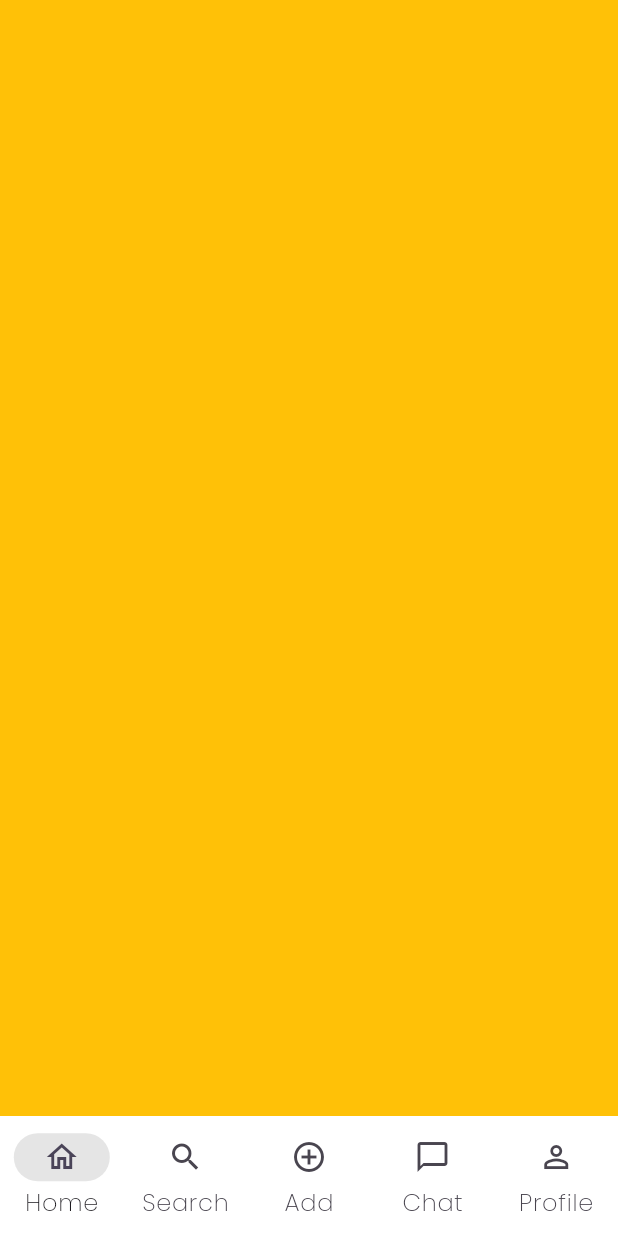
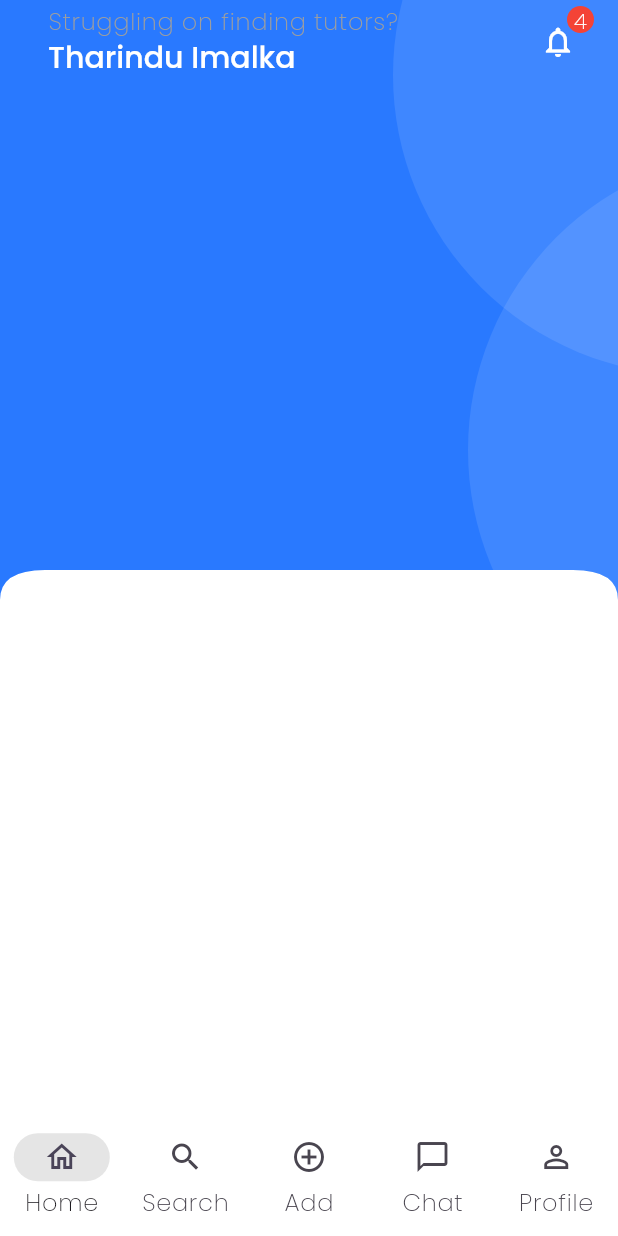
Before and after one commit to TheTharz/TutorHub, a Flutter app: the NavigationMenu screen opened directly, on a phone screen of 412 x 824 dp. Run offline on Flutter 3.47's test engine with Material 3 defaults, Android fonts, the phone set to English and light mode, and no system bars; our stand-ins replace cloud_firestore, connectivity_plus, firebase_auth, firebase_core, flutter_otp_text_field, get and 4 more; missing offline and left inert: sign_button; accounts and stored records are empty.

Commit message:
custom appbar and clip path created static

```diff
--- /dev/null
+++ b/lib/common/widgets/appbar/appbar.dart
@@ -0,0 +1,42 @@
+import 'package:flutter/material.dart';
+import 'package:get/get.dart';
+import 'package:tutorhub/utils/devices/device_utility.dart';
+
+class CustomAppBar extends StatelessWidget implements PreferredSizeWidget {
+  const CustomAppBar(
+      {super.key,
+      this.title,
+      this.showBackArrow = false,
+      this.leadingIcon,
+      this.actions,
+      this.leadingOnPressed});
+
+  final Widget? title;
+  final bool showBackArrow;
+  final IconData? leadingIcon;
+  final List<Widget>? actions;
+  final VoidCallback? leadingOnPressed;
+
+  @override
+  Widget build(BuildContext context) {
+    return Padding(
+      padding: const EdgeInsets.symmetric(horizontal: 16),
+      child: AppBar(
+        automaticallyImplyLeading: false,
+        leading: showBackArrow
+            ? IconButton(
+                onPressed: () => Get.back(), icon: const Icon(Icons.arrow_back))
+            : leadingIcon != null
+                ? IconButton(
+                    onPressed: leadingOnPressed, icon: Icon(leadingIcon))
+                : null,
+        title: title,
+        actions: actions,
+      ),
+    );
+  }
+
+  @override
+  // TODO: implement preferredSize
+  Size get preferredSize => Size.fromHeight(TDeviceUtils.getAppBarHeight());
+}
--- /dev/null
+++ b/lib/common/widgets/containers/circular_container.dart
@@ -0,0 +1,33 @@
+import 'package:flutter/material.dart';
+
+class CircularContainer extends StatelessWidget {
+  const CircularContainer({
+    super.key,
+    this.width = 400,
+    this.height = 400,
+    this.radius = 400,
+    this.padding = 0,
+    this.child,
+    this.backgroundColor = Colors.white,
+  });
+
+  final double? width;
+  final double? height;
+  final double radius;
+  final double padding;
+  final Widget? child;
+  final Color backgroundColor;
+
+  @override
+  Widget build(BuildContext context) {
+    return Container(
+        width: width,
+        height: height,
+        padding: EdgeInsets.all(padding),
+        decoration: BoxDecoration(
+          borderRadius: BorderRadius.circular(radius),
+          color: backgroundColor,
+        ),
+        child: child);
+  }
+}
--- /dev/null
+++ b/lib/common/widgets/containers/primary_header_container.dart
@@ -0,0 +1,44 @@
+import 'package:flutter/material.dart';
+import 'package:tutorhub/common/widgets/containers/circular_container.dart';
+import 'package:tutorhub/common/widgets/curved_edges/curved_edges_widget.dart';
+import 'package:tutorhub/utils/constants/colors.dart';
+
+class PrimaryHeaderContainer extends StatelessWidget {
+  const PrimaryHeaderContainer({
+    super.key,
+    required this.child,
+  });
+
+  final Widget child;
+
+  @override
+  Widget build(BuildContext context) {
+    return CurvedEdgesWidget(
+      child: Container(
+          color: TColors.primaryColor,
+          padding: const EdgeInsets.all(0),
+          child: SizedBox(
+            height: 400,
+            child: Stack(
+              children: [
+                Positioned(
+                  top: -150,
+                  right: -250,
+                  child: CircularContainer(
+                    backgroundColor: Colors.white.withOpacity(0.1),
+                  ),
+                ),
+                Positioned(
+                  top: 100,
+                  right: -300,
+                  child: CircularContainer(
+                    backgroundColor: Colors.white.withOpacity(0.1),
+                  ),
+                ),
+                child,
+              ],
+            ),
+          )),
+    );
+  }
+}
--- /dev/null
+++ b/lib/common/widgets/curved_edges/curved_edges.dart
@@ -0,0 +1,35 @@
+import 'package:flutter/material.dart';
+
+class CustomCurvedEdges extends CustomClipper<Path> {
+  @override
+  Path getClip(Size size) {
+    var path = Path();
+    path.lineTo(0, size.height);
+
+    final firstCurve = Offset(0, size.height - 20);
+    final secondCurve = Offset(30, size.height - 20);
+
+    path.quadraticBezierTo(
+        firstCurve.dx, firstCurve.dy, secondCurve.dx, secondCurve.dy);
+
+    final secondFirstCurve = Offset(0, size.height - 20);
+    final secondSecondCurve = Offset(size.width - 30, size.height - 20);
+    path.quadraticBezierTo(secondFirstCurve.dx, secondFirstCurve.dy,
+        secondSecondCurve.dx, secondSecondCurve.dy);
+
+    final thirdFirstCurve = Offset(size.width, size.height - 20);
+    final thirdSecondCurve = Offset(size.width, size.height);
+    path.quadraticBezierTo(thirdFirstCurve.dx, thirdFirstCurve.dy,
+        thirdSecondCurve.dx, thirdSecondCurve.dy);
+
+    path.lineTo(size.width, 0);
+
+    path.close();
+    return path;
+  }
+
+  @override
+  bool shouldReclip(covariant CustomClipper<Path> oldClipper) {
+    return true;
+  }
+}
--- /dev/null
+++ b/lib/common/widgets/curved_edges/curved_edges_widget.dart
@@ -0,0 +1,16 @@
+import 'package:flutter/material.dart';
+import 'package:tutorhub/common/widgets/curved_edges/curved_edges.dart';
+
+class CurvedEdgesWidget extends StatelessWidget {
+  const CurvedEdgesWidget({
+    super.key,
+    this.child,
+  });
+
+  final Widget? child;
+
+  @override
+  Widget build(BuildContext context) {
+    return ClipPath(clipper: CustomCurvedEdges(), child: child);
+  }
+}
--- /dev/null
+++ b/lib/common/widgets/notifications/notification_icon.dart
@@ -0,0 +1,40 @@
+import 'package:flutter/material.dart';
+
+class NotificationCounterIcon extends StatelessWidget {
+  const NotificationCounterIcon({
+    super.key,
+    required this.onPressed,
+    required this.iconColor,
+  });
+
+  final VoidCallback onPressed;
+  final Color iconColor;
+
+  @override
+  Widget build(BuildContext context) {
+    return Stack(
+      children: [
+        IconButton(
+            onPressed: () {},
+            icon: Icon(
+              Icons.notifications_outlined,
+              color: iconColor,
+            )),
+        Positioned(
+            right: 0,
+            child: Container(
+                width: 18,
+                height: 18,
+                decoration: BoxDecoration(
+                    color: Colors.red,
+                    borderRadius: BorderRadius.circular(100)),
+                child: Center(
+                    child: Text("4",
+                        style: Theme.of(context)
+                            .textTheme
+                            .labelLarge!
+                            .apply(color: Colors.white, fontSizeFactor: 0.8)))))
+      ],
+    );
+  }
+}
--- a/lib/features/findTutor/screens/home/home.dart
+++ b/lib/features/findTutor/screens/home/home.dart
@@ -0,0 +1,34 @@
+import 'package:flutter/material.dart';
+import 'package:tutorhub/common/widgets/appbar/appbar.dart';
+import 'package:tutorhub/common/widgets/curved_edges/curved_edges.dart';
+import 'package:tutorhub/features/findTutor/screens/home/widgets/home_appbar.dart';
+import 'package:tutorhub/utils/constants/colors.dart';
+
+import '../../../../common/widgets/containers/circular_container.dart';
+import '../../../../common/widgets/containers/primary_header_container.dart';
+import '../../../../common/widgets/curved_edges/curved_edges_widget.dart';
+import '../../../../common/widgets/notifications/notification_icon.dart';
+
+class HomeScreen extends StatelessWidget {
+  const HomeScreen({super.key});
+
+  @override
+  Widget build(BuildContext context) {
+    return const Scaffold(
+        body: SingleChildScrollView(
+            child: Column(
+      children: [
+        PrimaryHeaderContainer(
+            child: Column(
+          children: [
+            //app bar
+            HomeAppBar()
+            //searchbar
+
+            // top teachers now
+          ],
+        )),
+      ],
+    )));
+  }
+}
--- /dev/null
+++ b/lib/features/findTutor/screens/home/widgets/home_appbar.dart
@@ -0,0 +1,37 @@
+import 'package:flutter/material.dart';
+
+import '../../../../../common/widgets/appbar/appbar.dart';
+import '../../../../../common/widgets/notifications/notification_icon.dart';
+
+class HomeAppBar extends StatelessWidget {
+  const HomeAppBar({
+    super.key,
+  });
+
+  @override
+  Widget build(BuildContext context) {
+    return CustomAppBar(
+      title: Column(
+        crossAxisAlignment: CrossAxisAlignment.start,
+        children: [
+          Text("Struggling on finding tutors?",
+              style: Theme.of(context)
+                  .textTheme
+                  .labelMedium!
+                  .apply(color: Colors.grey)),
+          Text("Tharindu Imalka",
+              style: Theme.of(context)
+                  .textTheme
+                  .headlineSmall!
+                  .apply(color: Colors.white))
+        ],
+      ),
+      actions: [
+        NotificationCounterIcon(
+          onPressed: () {},
+          iconColor: Colors.white,
+        ),
+      ],
+    );
+  }
+}
--- a/lib/navigation_menu.dart
+++ b/lib/navigation_menu.dart
@@ -1,5 +1,6 @@
 import 'package:flutter/material.dart';
 import 'package:get/get.dart';
+import 'package:tutorhub/features/findTutor/screens/home/home.dart';
 import 'package:tutorhub/utils/devices/device_utility.dart';
 
 class NavigationMenu extends StatelessWidget {
@@ -45,7 +46,7 @@ class NavigationController extends GetxController {
   final Rx<int> selectedIndex = 0.obs;
 
   final screens = [
-    Container(color: Colors.amber),
+    const HomeScreen(),
     Container(color: Colors.blue),
     Container(color: Colors.green),
     Container(color: Colors.pink),
--- a/lib/utils/constants/colors.dart
+++ b/lib/utils/constants/colors.dart
@@ -2,15 +2,15 @@ import 'package:flutter/material.dart';
 
 class TColors {
   TColors._();
-  static const Color primaryColor = Color(0x2979FF);
-  static const Color secondaryColor = Color(0x1573FE);
-  static const Color tertiaryColor = Color(0x96D1F2);
+  static const Color primaryColor = Color(0xFF2979FF);
+  static const Color secondaryColor = Color(0xFF1573FE);
+  static const Color tertiaryColor = Color(0xFF96D1F2);
 
-  static const Color textPrimary = Color(0x000000);
-  static const Color textSecondary = Color(0x8D8D8D);
-  static const Color textTertiary = Color(0x00B0B7);
+  static const Color textPrimary = Color(0xFF000000);
+  static const Color textSecondary = Color(0xFF8D8D8D);
+  static const Color textTertiary = Color(0xFF00B0B7);
 
-  static const Color backgroundPrimary = Color(0xFFFFFF);
+  static const Color backgroundPrimary = Color(0xFFFFFFFF);
   static const Color light = Color(0xFFF6F6F6);
   static const Color dark = Color(0XFF272727);
 
```
